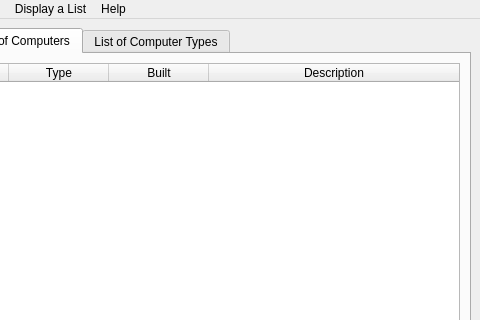
Old version of the form UI/mainwindow.ui in the repository JonOrnBrynjarsson/vN1w3H51; both pictures show x 212 to 692 and y 0 to 320 of the 692 by 459 pixel window.
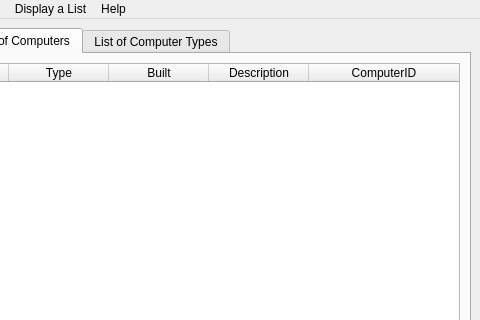
New version of the form. The open tabs and pages were chosen to show the change.

What changed in the file:
```diff
--- a/UI/mainwindow.ui
+++ b/UI/mainwindow.ui
@@ -134,6 +134,11 @@
             <string>Description</string>
            </property>
           </column>
+          <column>
+           <property name="text">
+            <string>ComputerID</string>
+           </property>
+          </column>
          </widget>
         </item>
        </layout>
```
Left out of the diff: 10 changed lines with no effect on the pictures.
